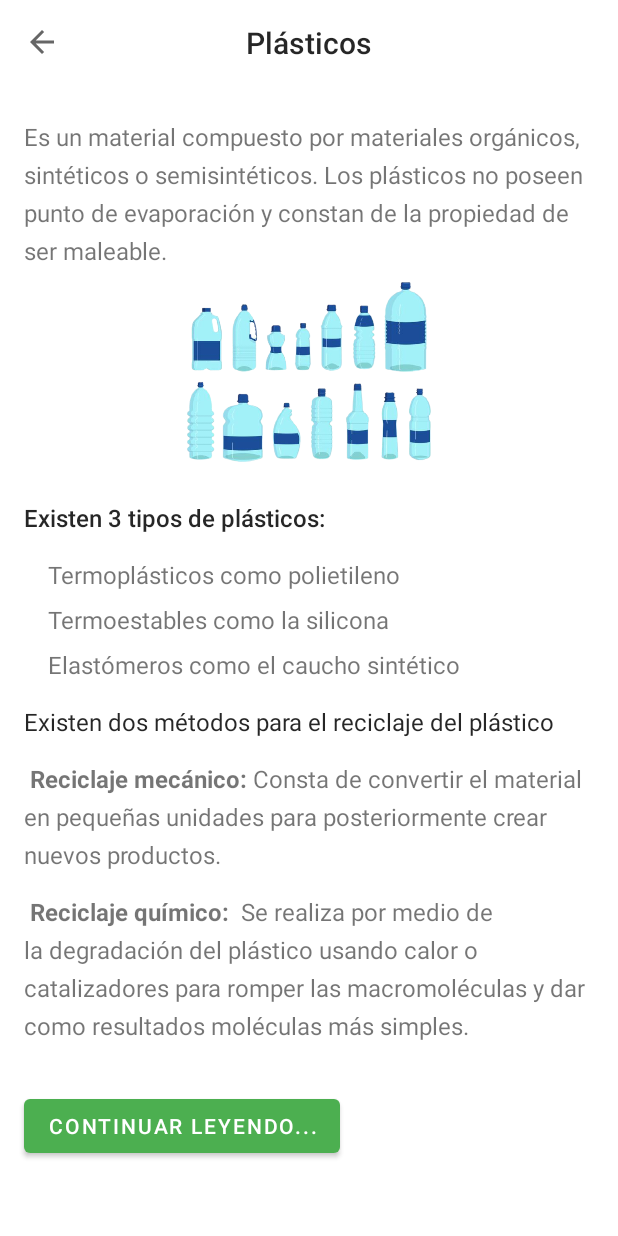
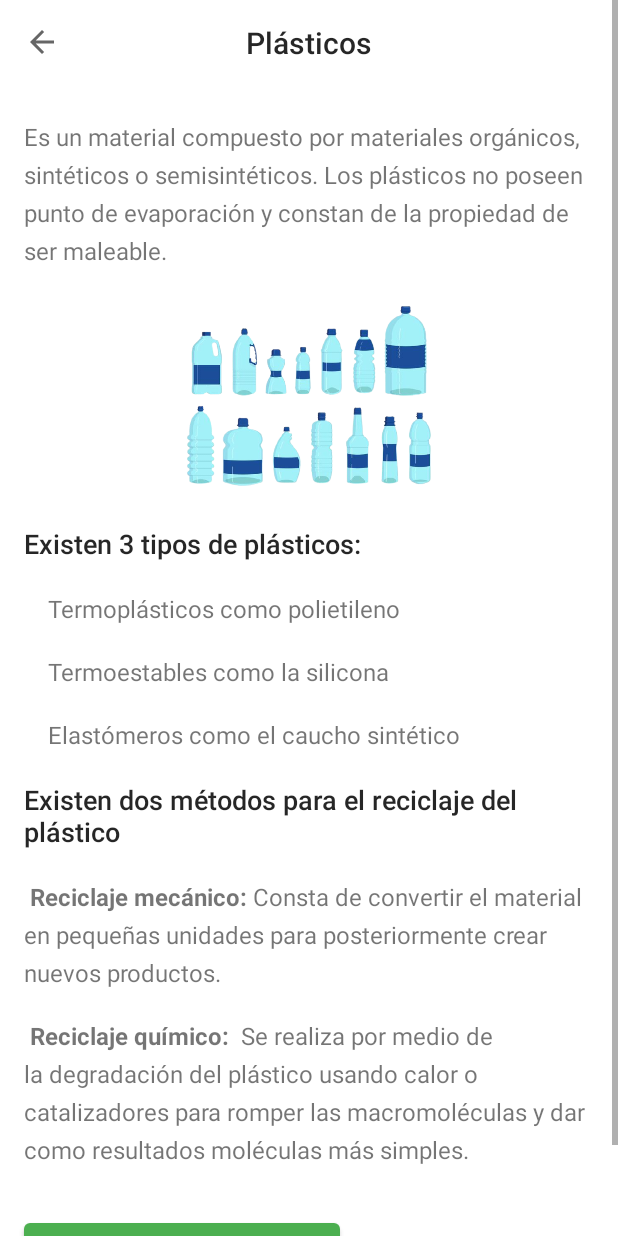
Before and after one commit to MarcoRamirezGT/IRecycle, an Android app: the PlasticosActivity screen opened directly, with no data from a screen before it, on a phone screen of 412 x 824 dp. Run offline under Robolectric (Android 15) with nearby library versions, the light colour scheme and no system bars.

Commit message:
Pequenos ajusted en materiales

```diff
--- a/app/src/main/res/layout/activity_latas.xml
+++ b/app/src/main/res/layout/activity_latas.xml
@@ -73,6 +73,7 @@
             android:id="@+id/imageView11"
             android:layout_width="wrap_content"
             android:layout_height="140dp"
+            android:layout_marginTop="16dp"
             app:layout_constraintEnd_toEndOf="parent"
             app:layout_constraintStart_toStartOf="parent"
             app:layout_constraintTop_toBottomOf="@+id/textView15"
@@ -88,7 +89,7 @@
             android:fontFamily="sans-serif-medium"
             android:text="Métodos para el reciclaje de las latas"
             android:textColor="@color/primary_text_color"
-            android:textSize="16sp"
+            android:textSize="18sp"
             app:layout_constraintEnd_toEndOf="parent"
             app:layout_constraintStart_toStartOf="parent"
             app:layout_constraintTop_toBottomOf="@+id/imageView11" />
@@ -112,7 +113,7 @@
             android:layout_width="0dp"
             android:layout_height="wrap_content"
             android:layout_marginStart="16dp"
-            android:layout_marginTop="16dp"
+            android:layout_marginTop="20dp"
             android:layout_marginEnd="16dp"
             android:text="De forma manual se realiza una separación para asegurar la efectividad del proceso. Una vez se han separado los materiales en las distintas categorías es enviado a la planta de reciclaje para su nuevo aprovechamiento e incorporación en el ciclo de vida de los productos."
             android:textSize="16sp"
--- a/app/src/main/res/layout/activity_plasticos.xml
+++ b/app/src/main/res/layout/activity_plasticos.xml
@@ -73,6 +73,7 @@
         android:id="@+id/imageView11"
         android:layout_width="wrap_content"
         android:layout_height="140dp"
+        android:layout_marginTop="16dp"
         app:layout_constraintEnd_toEndOf="parent"
         app:layout_constraintStart_toStartOf="parent"
         app:layout_constraintTop_toBottomOf="@+id/textView15"
@@ -88,7 +89,7 @@
         android:fontFamily="sans-serif-medium"
         android:text="Existen 3 tipos de plásticos:"
         android:textColor="@color/primary_text_color"
-        android:textSize="16sp"
+        android:textSize="18sp"
         app:layout_constraintEnd_toEndOf="parent"
         app:layout_constraintStart_toStartOf="parent"
         app:layout_constraintTop_toBottomOf="@+id/imageView11" />
@@ -98,50 +99,54 @@
         android:layout_width="0dp"
         android:layout_height="wrap_content"
         android:layout_marginStart="32dp"
-        android:layout_marginTop="16dp"
+        android:layout_marginTop="20dp"
         android:layout_marginEnd="16dp"
         android:text="Termoplásticos como polietileno"
         android:textSize="16sp"
         app:layout_constraintEnd_toEndOf="parent"
         app:layout_constraintStart_toStartOf="parent"
-        app:layout_constraintTop_toBottomOf="@+id/textView16" />
+        app:layout_constraintTop_toBottomOf="@+id/textView16"
+        app:lineHeight="25dp" />
 
     <TextView
         android:id="@+id/textView18"
         android:layout_width="0dp"
         android:layout_height="wrap_content"
         android:layout_marginStart="32dp"
-        android:layout_marginTop="8dp"
+        android:layout_marginTop="20dp"
         android:layout_marginEnd="16dp"
         android:text="Termoestables como la silicona"
         android:textSize="16sp"
         app:layout_constraintEnd_toEndOf="parent"
         app:layout_constraintStart_toStartOf="parent"
-        app:layout_constraintTop_toBottomOf="@+id/textView17" />
+        app:layout_constraintTop_toBottomOf="@+id/textView17"
+        app:lineHeight="25dp" />
 
     <TextView
         android:id="@+id/textView19"
         android:layout_width="0dp"
         android:layout_height="wrap_content"
         android:layout_marginStart="32dp"
-        android:layout_marginTop="8dp"
+        android:layout_marginTop="20dp"
         android:layout_marginEnd="16dp"
         android:text="Elastómeros como el caucho sintético"
         android:textSize="16sp"
         app:layout_constraintEnd_toEndOf="parent"
         app:layout_constraintStart_toStartOf="parent"
-        app:layout_constraintTop_toBottomOf="@+id/textView18" />
+        app:layout_constraintTop_toBottomOf="@+id/textView18"
+        app:lineHeight="25dp" />
 
     <TextView
         android:id="@+id/textView20"
         android:layout_width="0dp"
         android:layout_height="wrap_content"
         android:layout_marginStart="16dp"
-        android:layout_marginTop="16dp"
+        android:layout_marginTop="20dp"
         android:layout_marginEnd="16dp"
+        android:fontFamily="sans-serif-medium"
         android:text="Existen dos métodos para el reciclaje del plástico"
         android:textColor="@color/primary_text_color"
-        android:textSize="16sp"
+        android:textSize="18sp"
         app:layout_constraintEnd_toEndOf="parent"
         app:layout_constraintStart_toStartOf="parent"
         app:layout_constraintTop_toBottomOf="@+id/textView19" />
@@ -151,7 +156,7 @@
         android:layout_width="0dp"
         android:layout_height="wrap_content"
         android:layout_marginStart="16dp"
-        android:layout_marginTop="16dp"
+        android:layout_marginTop="20dp"
         android:layout_marginEnd="16dp"
         android:text="@string/reciclaje_mecanico"
         android:textSize="16sp"
@@ -165,7 +170,7 @@
         android:layout_width="0dp"
         android:layout_height="wrap_content"
         android:layout_marginStart="16dp"
-        android:layout_marginTop="16dp"
+        android:layout_marginTop="20dp"
         android:layout_marginEnd="16dp"
         android:text="@string/reciclaje_quimico"
         android:textSize="16sp"
--- a/app/src/main/res/layout/activity_tetra.xml
+++ b/app/src/main/res/layout/activity_tetra.xml
@@ -89,7 +89,7 @@
             android:fontFamily="sans-serif-medium"
             android:text="¿Cómo se recicla el Tetra Pak?"
             android:textColor="@color/primary_text_color"
-            android:textSize="16sp"
+            android:textSize="18sp"
             app:layout_constraintEnd_toEndOf="parent"
             app:layout_constraintStart_toStartOf="parent"
             app:layout_constraintTop_toBottomOf="@+id/imageView11" />
```
Also changed, not shown: app/src/main/res/layout/activity_electronicos.xml (+5 -3 lines), app/src/main/res/layout/activity_papel.xml (+12 -9 lines), app/src/main/res/layout/activity_vidrio.xml (+6 -5 lines).
